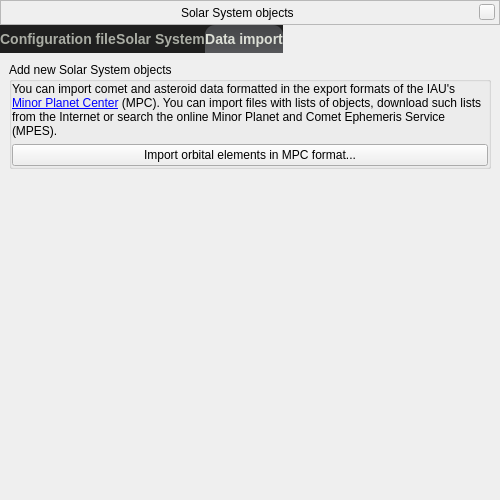
Before: the Qt Designer form plugins/CometsAsteroidsImporter/src/gui/solarSystemManagerWindow.ui in 519984307/stellarium_src, drawn with Qt 5.
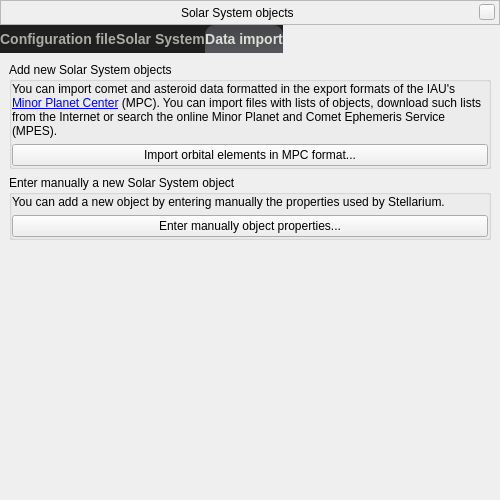
After: the same form once the commit is applied. The open tabs and pages were chosen to show the change. Custom widgets are drawn as their Qt base class.

Commit message: + incomplete window for manual entry of object properties

Patch:
```diff
--- a/plugins/CometsAsteroidsImporter/src/gui/solarSystemManagerWindow.ui
+++ b/plugins/CometsAsteroidsImporter/src/gui/solarSystemManagerWindow.ui
@@ -330,6 +330,35 @@
          </layout>
         </widget>
        </item>
+       <item>
+        <widget class="QGroupBox" name="groupBoxManual">
+         <property name="title">
+          <string>Enter manually a new Solar System object</string>
+         </property>
+         <layout class="QVBoxLayout" name="verticalLayoutManualEntry">
+          <property name="margin">
+           <number>0</number>
+          </property>
+          <item>
+           <widget class="QLabel" name="labelManual">
+            <property name="text">
+             <string>You can add a new object by entering manually the properties used by Stellarium.</string>
+            </property>
+            <property name="wordWrap">
+             <bool>true</bool>
+            </property>
+           </widget>
+          </item>
+          <item>
+           <widget class="QPushButton" name="pushButtonManual">
+            <property name="text">
+             <string>Enter manually object properties...</string>
+            </property>
+           </widget>
+          </item>
+         </layout>
+        </widget>
+       </item>
        <item>
         <spacer name="verticalSpacerDataImport">
          <property name="orientation">
```
Left out of the diff: 4 changed lines with no effect on the pictures. The commit also changes 5 other files.
